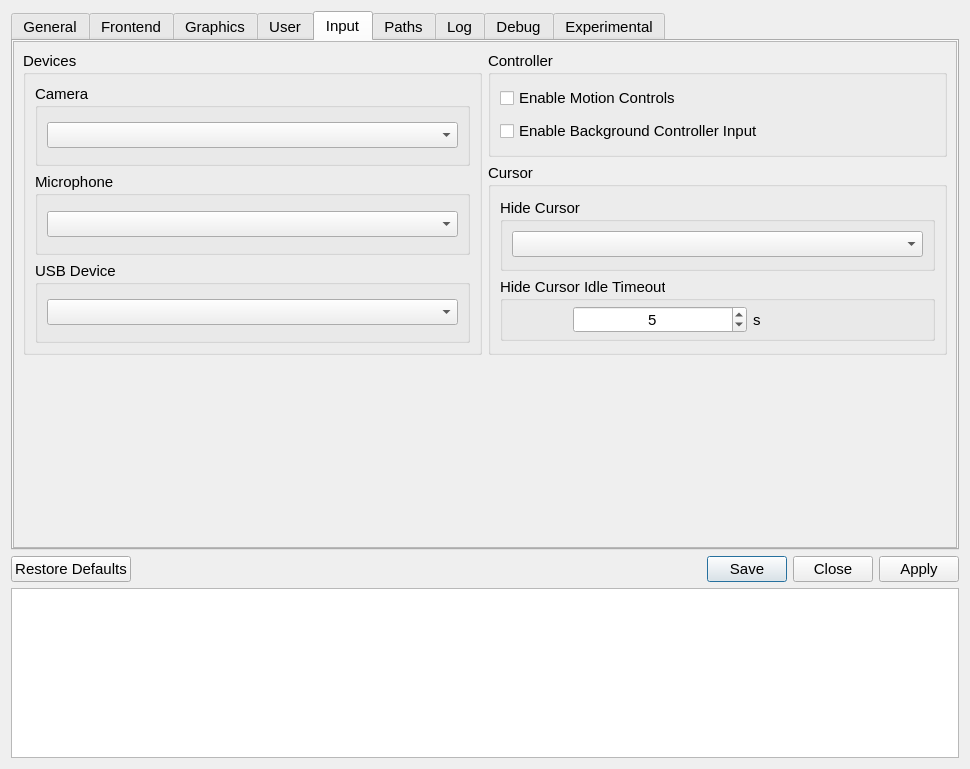
First picture: the form in src/qt_gui/settings_dialog.ui, repository shadps4-emu/shadps4-qtlauncher, before the edit.
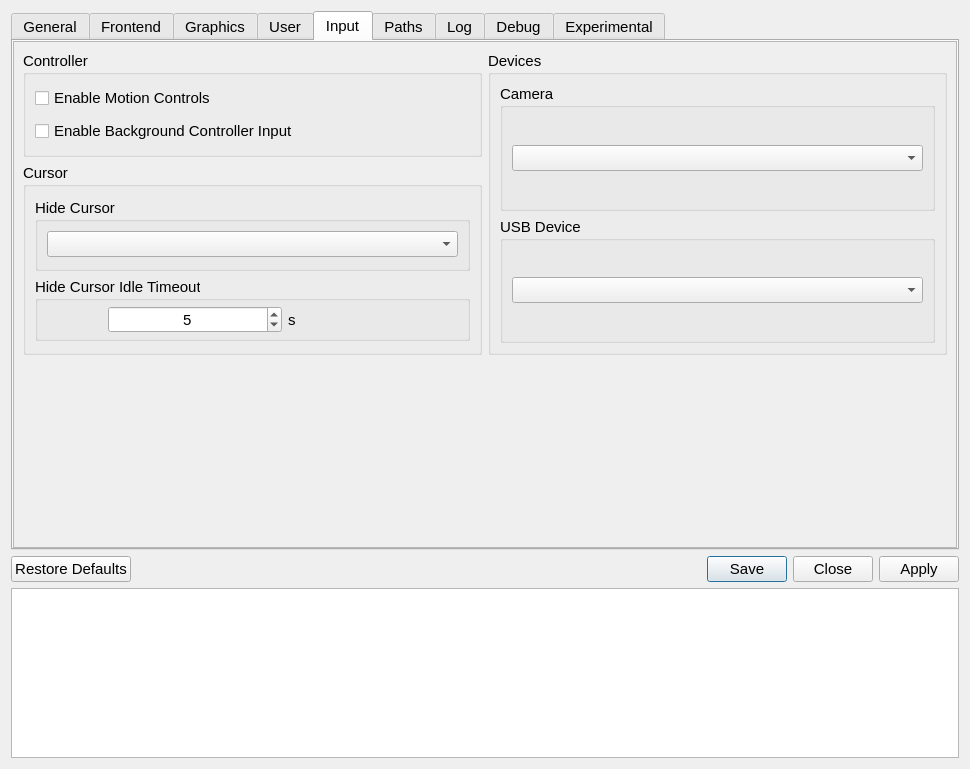
Second picture: the form after the edit. The open tabs and pages were chosen to show the change. Icons and pictures are not drawn.

Commit message: Put mic device with other audio devices

The edit to the form file:
```diff
--- a/src/qt_gui/settings_dialog.ui
+++ b/src/qt_gui/settings_dialog.ui
@@ -333,6 +333,18 @@
                  </layout>
                 </widget>
                </item>
+               <item>
+                <widget class="QGroupBox" name="micGroupBox">
+                 <property name="title">
+                  <string>Mic Device</string>
+                 </property>
+                 <layout class="QVBoxLayout" name="verticalLayout_16">
+                  <item>
+                   <widget class="QComboBox" name="micComboBox"/>
+                  </item>
+                 </layout>
+                </widget>
+               </item>
               </layout>
              </widget>
             </item>
@@ -1520,80 +1532,13 @@
        </property>
        <layout class="QVBoxLayout" name="inputTabVLayout" stretch="0,0">
         <item>
-         <layout class="QHBoxLayout" name="inputTabHLayoutTop" stretch="1,1">
+         <layout class="QHBoxLayout" name="inputTabHLayout" stretch="0,0">
           <item>
-           <layout class="QVBoxLayout" name="cursorTabLayoutLeft">
-            <property name="spacing">
-             <number>6</number>
-            </property>
-            <property name="bottomMargin">
-             <number>0</number>
-            </property>
-            <item>
-             <widget class="QGroupBox" name="groupBox">
-              <property name="title">
-               <string>Devices</string>
-              </property>
-              <layout class="QVBoxLayout" name="verticalLayout_6">
-               <item>
-                <widget class="QGroupBox" name="cameraGroupBox">
-                 <property name="title">
-                  <string>Camera</string>
-                 </property>
-                 <layout class="QVBoxLayout" name="verticalLayout_17">
-                  <item>
-                   <widget class="QComboBox" name="cameraComboBox"/>
-                  </item>
-                 </layout>
-                </widget>
-               </item>
-               <item>
-                <widget class="QGroupBox" name="MicGroupBox">
-                 <property name="sizePolicy">
-                  <sizepolicy hsizetype="Expanding" vsizetype="Preferred">
-                   <horstretch>0</horstretch>
-                   <verstretch>0</verstretch>
-                  </sizepolicy>
-                 </property>
-                 <property name="title">
-                  <string>Microphone</string>
-                 </property>
-                 <layout class="QHBoxLayout" name="horizontalLayout_7">
-                  <item>
-                   <widget class="QComboBox" name="micComboBox"/>
-                  </item>
-                 </layout>
-                </widget>
-               </item>
-               <item>
-                <widget class="QGroupBox" name="USBDeviceGroupBox">
-                 <property name="sizePolicy">
-                  <sizepolicy hsizetype="Expanding" vsizetype="Preferred">
-                   <horstretch>0</horstretch>
-                   <verstretch>0</verstretch>
-                  </sizepolicy>
-                 </property>
-                 <property name="title">
-                  <string>USB Device</string>
-                 </property>
-                 <layout class="QHBoxLayout" name="horizontalLayout_7_1">
-                  <item>
-                   <widget class="QComboBox" name="usbComboBox"/>
-                  </item>
-                 </layout>
-                </widget>
-               </item>
-              </layout>
-             </widget>
-            </item>
-           </layout>
-          </item>
-          <item>
-           <layout class="QVBoxLayout" name="ControllerTabLayoutMiddle">
+           <layout class="QVBoxLayout" name="inputTabVLayoutLeft">
             <item>
              <widget class="QGroupBox" name="ControllerGroupBox">
               <property name="sizePolicy">
-               <sizepolicy hsizetype="MinimumExpanding" vsizetype="Preferred">
+               <sizepolicy hsizetype="Expanding" vsizetype="Preferred">
                 <horstretch>0</horstretch>
                 <verstretch>0</verstretch>
                </sizepolicy>
@@ -1642,6 +1587,12 @@
             </item>
             <item>
              <widget class="QGroupBox" name="cursorGroupBox">
+              <property name="sizePolicy">
+               <sizepolicy hsizetype="Expanding" vsizetype="Preferred">
+                <horstretch>0</horstretch>
+                <verstretch>0</verstretch>
+               </sizepolicy>
+              </property>
               <property name="title">
                <string>Cursor</string>
               </property>
@@ -1785,6 +1736,55 @@
             </item>
            </layout>
           </item>
+          <item>
+           <layout class="QVBoxLayout" name="inputTabVLayoutRight">
+            <property name="spacing">
+             <number>6</number>
+            </property>
+            <property name="bottomMargin">
+             <number>0</number>
+            </property>
+            <item>
+             <widget class="QGroupBox" name="groupBox">
+              <property name="title">
+               <string>Devices</string>
+              </property>
+              <layout class="QVBoxLayout" name="verticalLayout_6">
+               <item>
+                <widget class="QGroupBox" name="cameraGroupBox">
+                 <property name="title">
+                  <string>Camera</string>
+                 </property>
+                 <layout class="QVBoxLayout" name="verticalLayout_17">
+                  <item>
+                   <widget class="QComboBox" name="cameraComboBox"/>
+                  </item>
+                 </layout>
+                </widget>
+               </item>
+               <item>
+                <widget class="QGroupBox" name="USBDeviceGroupBox">
+                 <property name="sizePolicy">
+                  <sizepolicy hsizetype="Expanding" vsizetype="Preferred">
+                   <horstretch>0</horstretch>
+                   <verstretch>0</verstretch>
+                  </sizepolicy>
+                 </property>
+                 <property name="title">
+                  <string>USB Device</string>
+                 </property>
+                 <layout class="QHBoxLayout" name="horizontalLayout_7_1">
+                  <item>
+                   <widget class="QComboBox" name="usbComboBox"/>
+                  </item>
+                 </layout>
+                </widget>
+               </item>
+              </layout>
+             </widget>
+            </item>
+           </layout>
+          </item>
          </layout>
         </item>
         <item>
```
Left out of the diff: 87 changed lines with no effect on the pictures.
